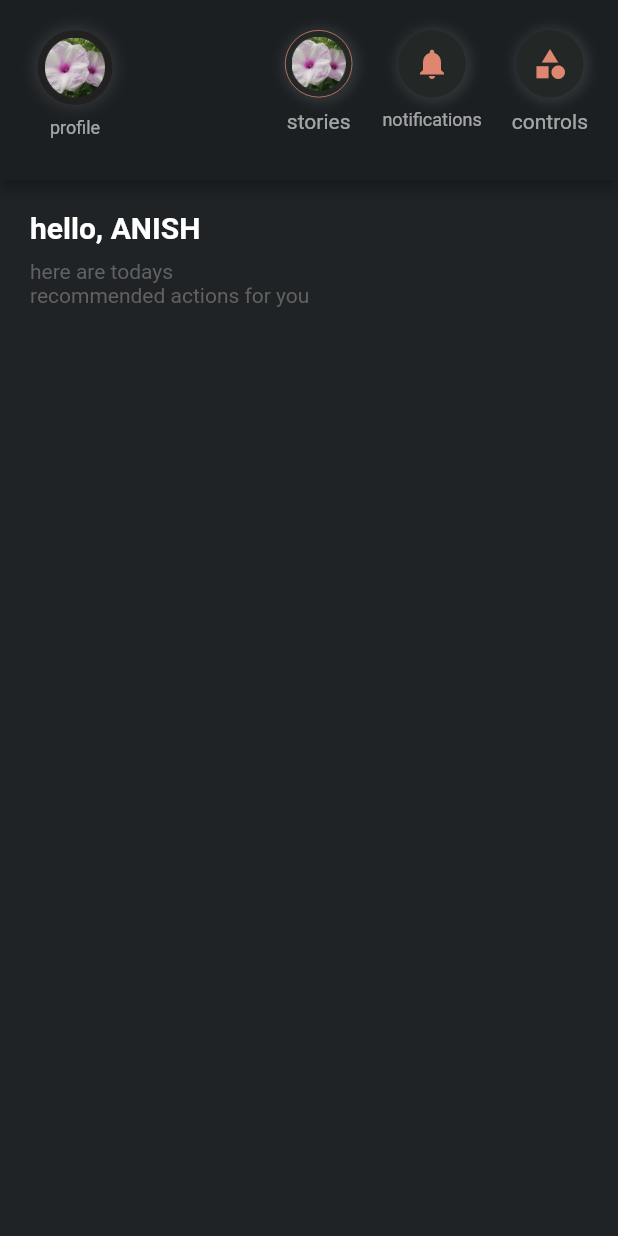
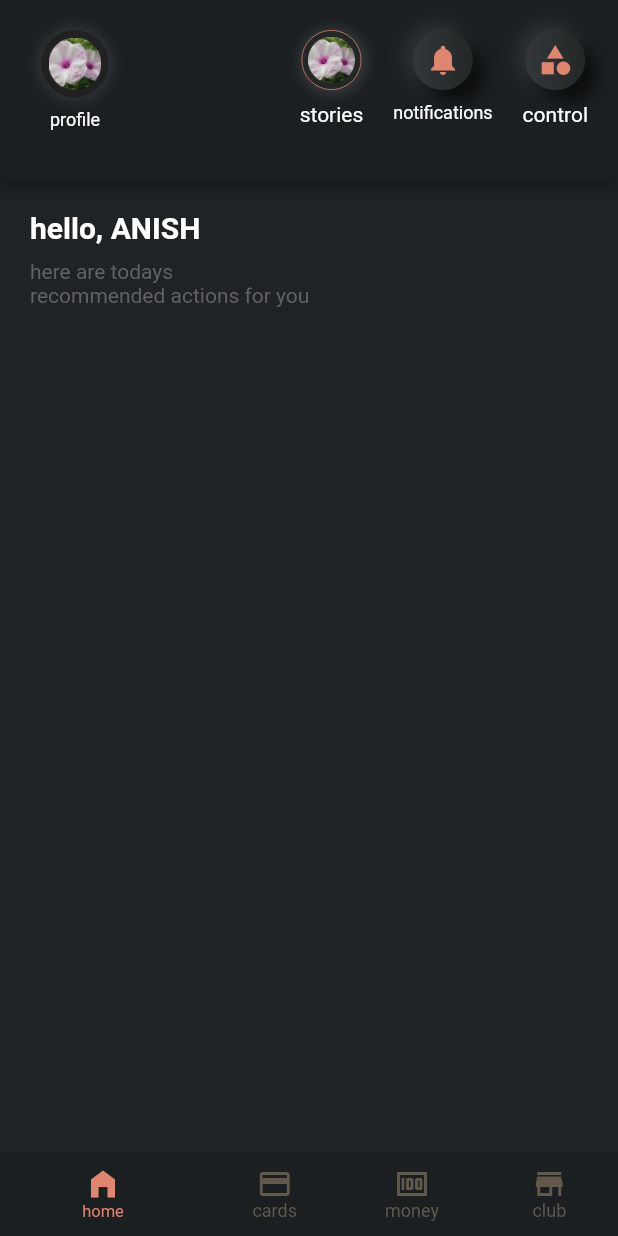
Before and after one commit to anishgadr/credapp_clone, a Flutter app: the screen it shows after launch, on a phone screen of 412 x 824 dp. Run offline on Flutter 3.47's test engine with Material 2 defaults, Android fonts, the light colour scheme and no system bars.

Commit message:
update bottom

```diff
--- a/lib/constants.dart
+++ b/lib/constants.dart
@@ -2,8 +2,10 @@ import 'package:flutter/material.dart';
 
 Color gPrimaryColor = Color(0xFF1B1F22);
 Color btnTopColor = Color(0xFF232726);
-Color shadowColor = Color(0xFF313538);
+Color shadowColor = Color(0xFF33373a);
 Color iconsColors = Color(0xFFde8670);
+Color unselct = Color(0xFF62584c);
+Color bottomColors = Color(0xFF1b1f22);
 Color bodyColors = Color(0xFF1f2326);
 Color mC = Colors.grey.shade100;
 Color mCL = Colors.black45;
@@ -22,15 +24,39 @@ BoxShadow gBoxShadow = BoxShadow(
 );
 
 BoxDecoration nMboxInvert = BoxDecoration(
-    borderRadius: BorderRadius.circular(50),
-    color: btnTopColor,
-    boxShadow: [
-      BoxShadow(
-          color: shadowColor,
-          offset: Offset(1, 1),
-          blurRadius: 6,
-          spreadRadius: 3),
-    ]);
+  borderRadius: BorderRadius.circular(50),
+  gradient: new LinearGradient(
+      colors: [
+        const Color(0xFF33373a),
+        const Color(0xFF232726),
+      ],
+      begin: const FractionalOffset(0.0, 0.0),
+      end: const FractionalOffset(1.0, 0.0),
+      stops: [0.0, 1.0],
+      tileMode: TileMode.clamp),
+
+  boxShadow: [
+    BoxShadow(
+      color: shadowColor,
+      offset: Offset(-4.0, -3.0),
+      blurRadius: 12.0,
+    ),
+    BoxShadow(
+      color: Colors.black.withOpacity(0.6),
+      offset: Offset(8.0, 8.0),
+      blurRadius: 8.0,
+    ),
+  ],
+  color: Color(0xFFEFEEEE),
+
+  // boxShadow: [
+  //   BoxShadow(
+  //       color: shadowColor,
+  //       offset: Offset(-3, -2),
+  //       blurRadius: 2,
+  //       spreadRadius: 1),
+  // ]
+);
 
 BoxDecoration storyContainer = BoxDecoration(
     borderRadius: BorderRadius.circular(50),
--- a/lib/main.dart
+++ b/lib/main.dart
@@ -1,5 +1,4 @@
 import 'package:flutter/material.dart';
-
 import 'constants.dart';
 
 void main() {
@@ -32,8 +31,8 @@ class HomePage extends StatelessWidget {
             child: Column(
               children: [
                 Container(
-                height: 50,
-                width: 50,
+                  height: 45,
+                  width: 45,
                   child: Container(
                       padding: EdgeInsets.all(5),
                       child: Image(image: AssetImage("images/picture.png"))),
@@ -47,7 +46,7 @@ class HomePage extends StatelessWidget {
                 ),
                 Text(
                   'profile',
-                style: TextStyle(color: Colors.white60, fontSize: 12),
+                  style: TextStyle(color: Colors.white, fontSize: 12),
                 )
               ],
             ),
@@ -62,8 +61,8 @@ class HomePage extends StatelessWidget {
                   Column(
                     children: [
                       Container(
-                      height: 45,
-                      width: 45,
+                        height: 40,
+                        width: 40,
                         padding: EdgeInsets.all(4),
                         child: Image(image: AssetImage("images/picture.png")),
                         decoration: storyContainer,
@@ -73,7 +72,7 @@ class HomePage extends StatelessWidget {
                       ),
                       Text(
                         'stories',
-                      style: TextStyle(color: Colors.white60),
+                        style: TextStyle(color: Colors.white),
                       )
                     ],
                   ),
@@ -83,8 +82,8 @@ class HomePage extends StatelessWidget {
                   Column(
                     children: [
                       Container(
-                      height: 45,
-                      width: 45,
+                        height: 40,
+                        width: 40,
                         child: IconButton(
                           icon: Icon(
                             Icons.notifications,
@@ -98,7 +97,7 @@ class HomePage extends StatelessWidget {
                       ),
                       Text(
                         'notifications',
-                      style: TextStyle(color: Colors.white60, fontSize: 12),
+                        style: TextStyle(color: Colors.white, fontSize: 12),
                       )
                     ],
                   ),
@@ -108,8 +107,8 @@ class HomePage extends StatelessWidget {
                   Column(
                     children: [
                       Container(
-                      height: 45,
-                      width: 45,
+                        height: 40,
+                        width: 40,
                         child: IconButton(
                           icon: Icon(
                             Icons.category_sharp,
@@ -122,8 +121,8 @@ class HomePage extends StatelessWidget {
                         height: 8,
                       ),
                       Text(
-                      'controls',
-                      style: TextStyle(color: Colors.white60),
+                        'control',
+                        style: TextStyle(color: Colors.white),
                       )
                     ],
                   ),
@@ -156,6 +155,34 @@ class HomePage extends StatelessWidget {
             ],
           ),
         ),
-    );
+        bottomNavigationBar: BottomNavigationBar(
+          backgroundColor: bottomColors,
+          items: const <BottomNavigationBarItem>[
+            BottomNavigationBarItem(
+              backgroundColor: Color(0xFF1b1f22),
+              icon: Icon(Icons.home_filled),
+              label: 'home',
+            ),
+            BottomNavigationBarItem(
+              icon: Icon(Icons.credit_card),
+              label: 'cards',
+            ),
+            BottomNavigationBarItem(
+              icon: Icon(Icons.money),
+              label: 'money',
+            ),
+            BottomNavigationBarItem(
+              icon: Icon(Icons.store),
+              label: 'club',
+            ),
+          ],
+          // currentIndex: ,
+          selectedItemColor: iconsColors,
+          unselectedItemColor: unselct,
+          showSelectedLabels: true,
+          showUnselectedLabels: true,
+          selectedFontSize: 11,
+          //  onTap: ,
+        ));
   }
 }
```
Lines whose indentation alone changed are shown as unchanged.
